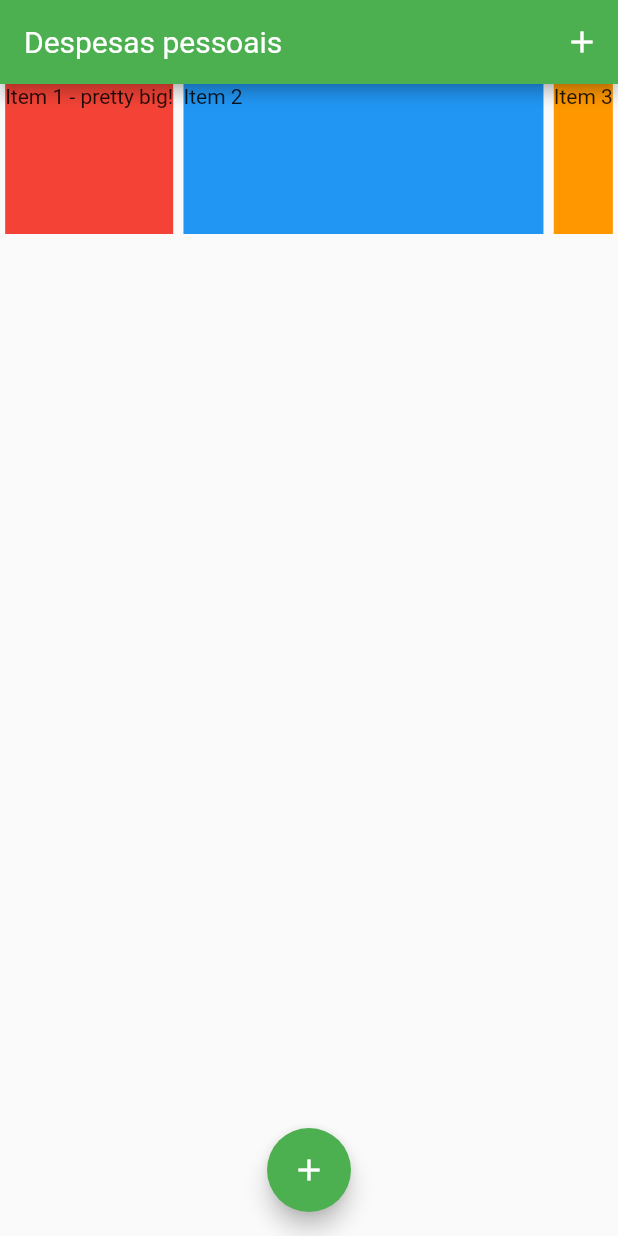
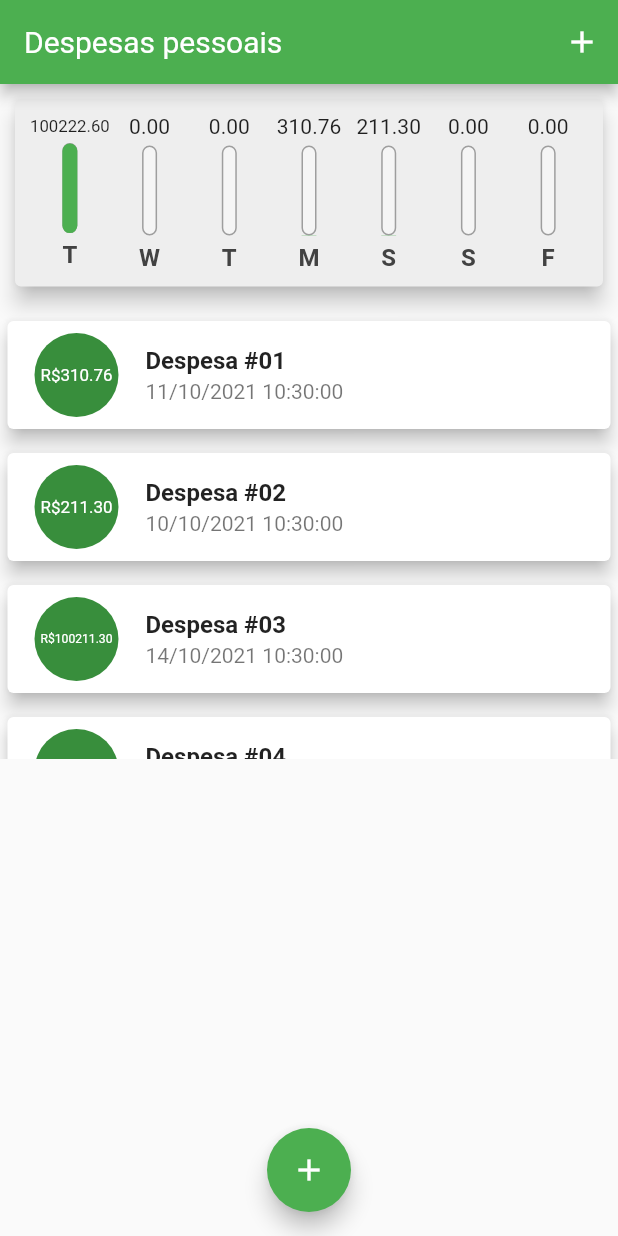
Before and after one commit to andersonribeirosi/expenses, a Flutter app: the screen it shows after launch, on a phone screen of 412 x 824 dp. Run offline on Flutter 3.47's test engine with Material 2 defaults, Android fonts, the light colour scheme and no system bars.

Commit message:
ListTitle

```diff
--- a/lib/components/chart.dart
+++ b/lib/components/chart.dart
@@ -45,7 +45,7 @@ class Chart extends StatelessWidget {
     return Card(
       color: Colors.grey[200],
       elevation: 6,
-      margin: EdgeInsets.all(20),
+      margin: EdgeInsets.all(10),
       child: Padding(
         padding: const EdgeInsets.all(10),
         child: Row(
--- a/lib/components/transaction_list.dart
+++ b/lib/components/transaction_list.dart
@@ -1,7 +1,7 @@
 import 'package:flutter/material.dart';
-import 'package:intl/intl.dart';
 
 import '../models/transaction.dart';
+import 'package:intl/intl.dart';
 
 class TransactionList extends StatelessWidget {
   final List<Transaction> transactions;
@@ -11,7 +11,7 @@ class TransactionList extends StatelessWidget {
   @override
   Widget build(BuildContext context) {
     return Container(
-      height: 400,
+      height: 300,
       child: transactions.isEmpty
           ? Column(
               children: [
@@ -32,46 +32,24 @@ class TransactionList extends StatelessWidget {
               itemBuilder: (ctx, index) {
                 final tr = transactions[index];
                 return Card(
-                    child: Row(
-                  children: [
-                    Container(
-                      margin:
-                          EdgeInsets.symmetric(horizontal: 15, vertical: 10),
-                      decoration: BoxDecoration(
-                          // border: Border.all(color: Theme.of(context).primaryColorDark, width: 2)),
-                          border: Border.all(color: Colors.grey, width: 2)),
-                      padding: EdgeInsets.all(10),
-                      child: Container(
-                        width: 120,
-                        child: Text(
-                          'R\$ ${tr.value.toStringAsFixed(2)}',
-                          style: TextStyle(
-                              color: Colors.blue,
-                              fontWeight: FontWeight.bold,
-                              fontSize: 20),
-                        ),
+                  elevation: 5,
+                  margin: EdgeInsets.symmetric(vertical: 8, horizontal: 5),
+                  child: ListTile(
+                    leading: CircleAvatar(
+                      radius: 30,
+                      child: Padding(
+                        padding: const EdgeInsets.all(6.0),
+                        child: FittedBox(
+                            child: Text('R\$${tr.value.toStringAsFixed(2)}')),
                       ),
                     ),
-                    Column(
-                      crossAxisAlignment: CrossAxisAlignment.start,
-                      children: [
-                        Text(
-                          tr.title,
-                          style: TextStyle(
-                              fontWeight: FontWeight.bold, fontSize: 18),
-                        ),
-                        Padding(
-                          padding: const EdgeInsets.only(top: 5),
-                          child: Text(
-                            DateFormat('dd/MM/yyyy').format(tr.date),
-                            style: TextStyle(
-                                color: Colors.grey[600], fontSize: 16),
-                          ),
-                        )
-                      ],
-                    )
-                  ],
-                ));
+                    title: Text(
+                      tr.title,
+                      style: TextStyle(fontWeight: FontWeight.bold),
+                    ),
+                    subtitle: Text(DateFormat('dd/MM/yyyy HH:mm:ss').format(tr.date)),
+                  ),
+                );
               }),
     );
   }
--- a/lib/main.dart
+++ b/lib/main.dart
@@ -1,8 +1,9 @@
 import 'dart:math';
 
 import 'package:flutter/material.dart';
+import 'package:flutter_expenses/components/chart.dart';
+import 'package:flutter_expenses/components/transaction_list.dart';
 
-import 'aulas/Flexible_Expanded/flexible_expanded.dart';
 import 'components/transaction_form.dart';
 import 'models/transaction.dart';
 
@@ -34,31 +35,24 @@ class _HomePageState extends State<HomePage> {
   final List<Transaction> _transactions = [
     Transaction(
         id: '1',
-        title: 'Tênis Nike',
-        value: 300.65,
-        date: DateTime.now().subtract(Duration(days: 33))),
+        title: 'Despesa #01',
+        value: 310.76,
+        date: DateTime.now().subtract(Duration(days: 3))),
     Transaction(
         id: '2',
-        title: 'Despesa #01',
-        value: 109.20,
-        date: DateTime.now().subtract(Duration(days: 5))),
+        title: 'Despesa #02',
+        value: 211.30,
+        date: DateTime.now().subtract(Duration(days: 4))),
     Transaction(
         id: '3',
-        title: 'Despesa #02',
-        value: 185.20,
-        date: DateTime.now().subtract(Duration(days: 4))),
+        title: 'Despesa #03',
+        value: 100211.30,
+        date: DateTime.now()),
     Transaction(
         id: '4',
-        title: 'Despesa #03',
-        value: 2.20,
-        date: DateTime.now().subtract(Duration(days: 3))),
-    Transaction(
-        id: '5',
         title: 'Despesa #04',
-        value: 300.20,
-        date: DateTime.now().subtract(Duration(days: 2))),
-    Transaction(
-        id: '6', title: 'Despesa #05', value: 10.20, date: DateTime.now()),
+        value: 11.30,
+        date: DateTime.now()),
   ];
 
   List<Transaction> get _recentTransactions {
@@ -107,9 +101,10 @@ class _HomePageState extends State<HomePage> {
             crossAxisAlignment: CrossAxisAlignment.stretch,
             children: <Widget>[
               // SizedBox(height: 20),
-              FlexibleExpanded()
-              // Chart(_recentTransactions),
-              // TransactionList(_transactions),
+              // FlexibleExpanded()
+              Chart(_recentTransactions),
+              SizedBox(height: 5),
+              TransactionList(_transactions),
             ],
           ),
         ),
```
